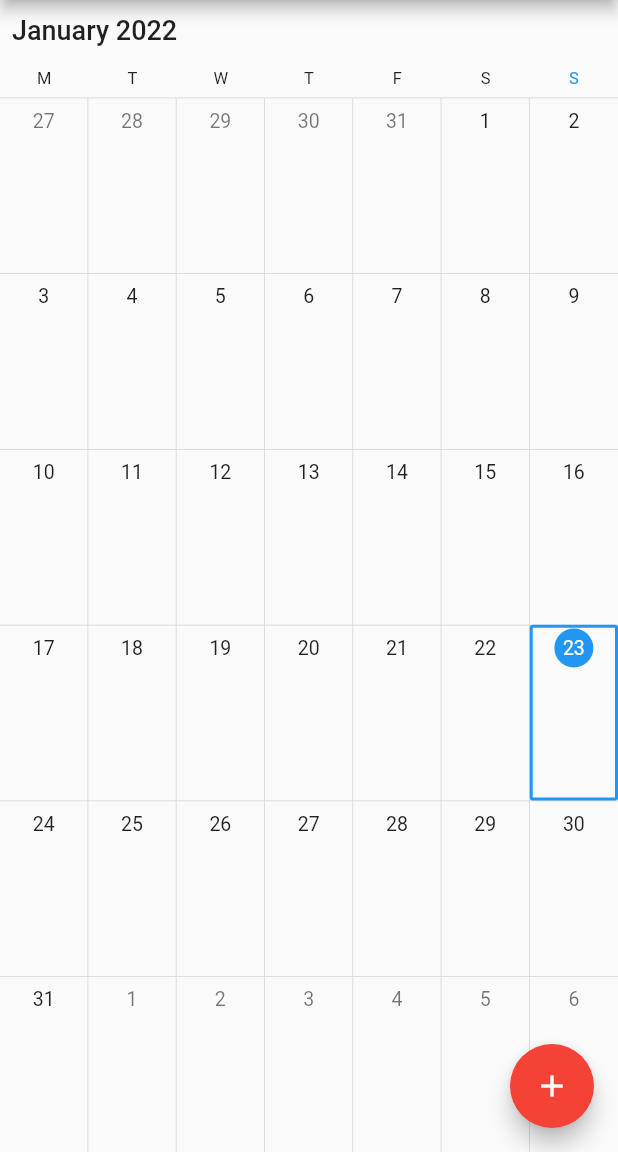
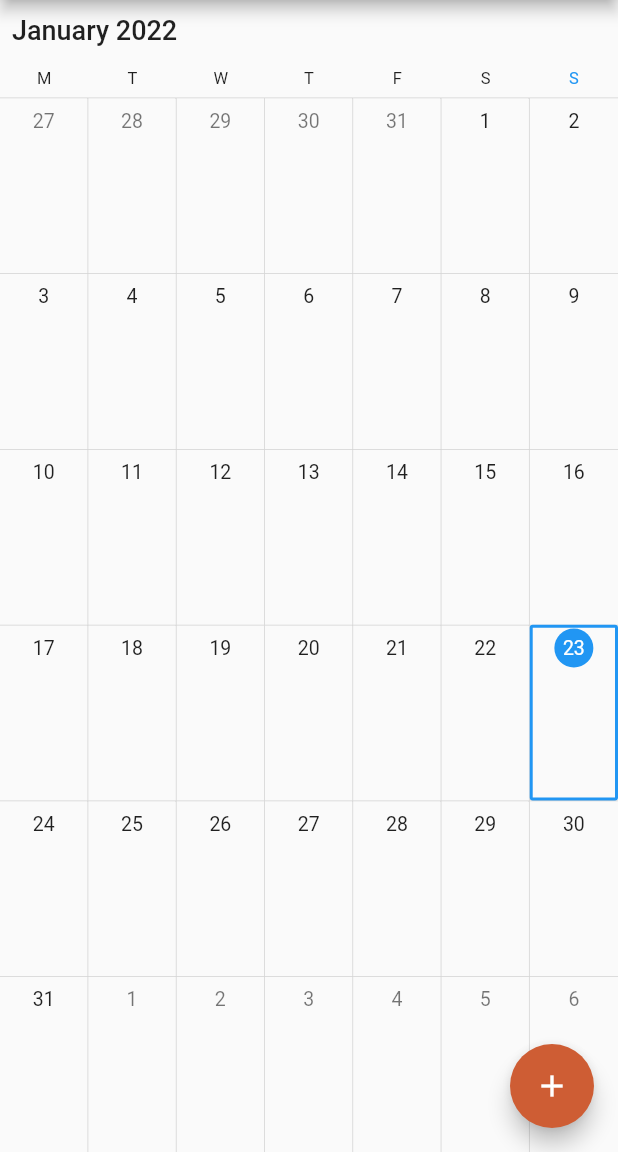
Before and after one commit to HernadiB/LogIn, a Flutter app: the bookPage screen opened directly, on a phone screen of 412 x 824 dp, the part 84-1236 px from its top. Run offline on Flutter 3.47's test engine with Material 2 defaults, Android fonts, the light colour scheme and no system bars; drawn by our look-alikes of syncfusion_flutter_calendar; our stand-ins replace fluttertoast, get; missing offline and left inert: syncfusion_flutter_core.

```diff
--- a/brb_biliard/lib/page/bookPage.dart
+++ b/brb_biliard/lib/page/bookPage.dart
@@ -42,10 +42,11 @@ class _bookPageState extends State<bookPage> {
         controller: _calendarController,
         firstDayOfWeek: 1,
         initialDisplayDate: DateTime.now(),
-          initialSelectedDate: DateTime.now()),
+        initialSelectedDate: DateTime.now(),
+      ),
       floatingActionButton: FloatingActionButton(
         child: Icon(Icons.add, color: Colors.white),
-        backgroundColor: Colors.red,
+        backgroundColor: Color(0xffCE5D34),
         onPressed: () => Navigator.of(context).push(
           MaterialPageRoute(
             builder: (context) => EventEditingPage(),
--- a/brb_biliard/lib/page/eventEditingPage.dart
+++ b/brb_biliard/lib/page/eventEditingPage.dart
@@ -94,7 +94,8 @@ class _EventEditingPageState extends State<EventEditingPage> {
   Widget buildDateTimePickers() => Column(
         children: [
           buildFrom(),
-          buildTo(),
+          // buildTo(),
+          Text("Csak 2 órás időintervallum foglalható"),
         ],
       );
 
```
Lines whose indentation alone changed are shown as unchanged.
